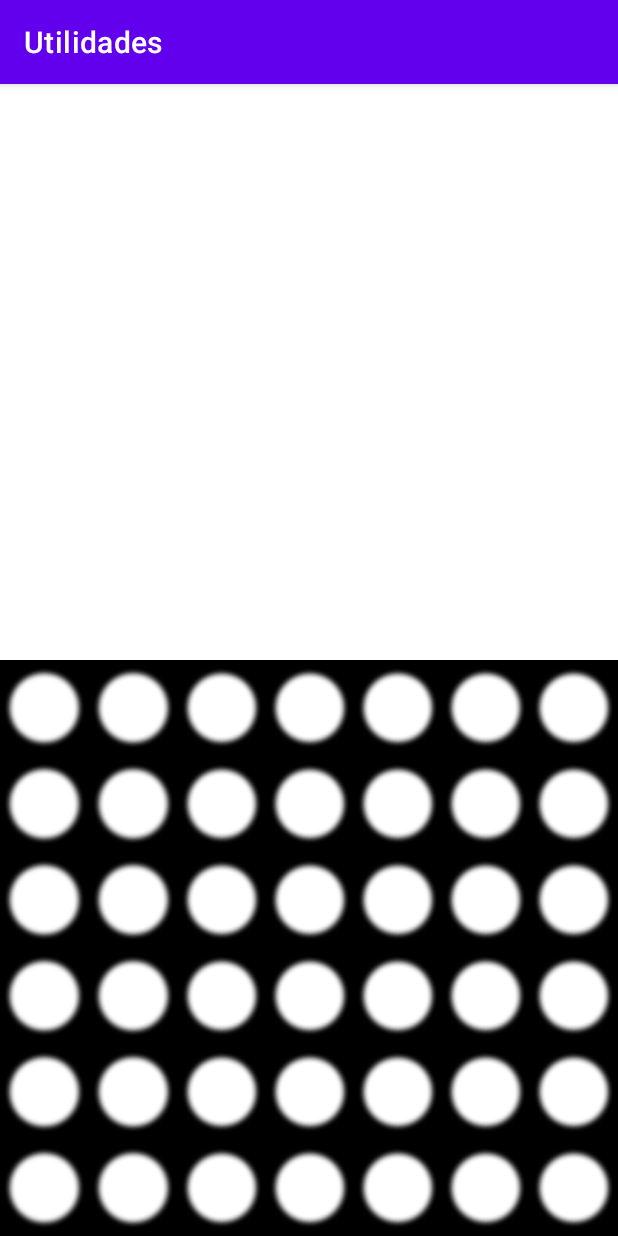
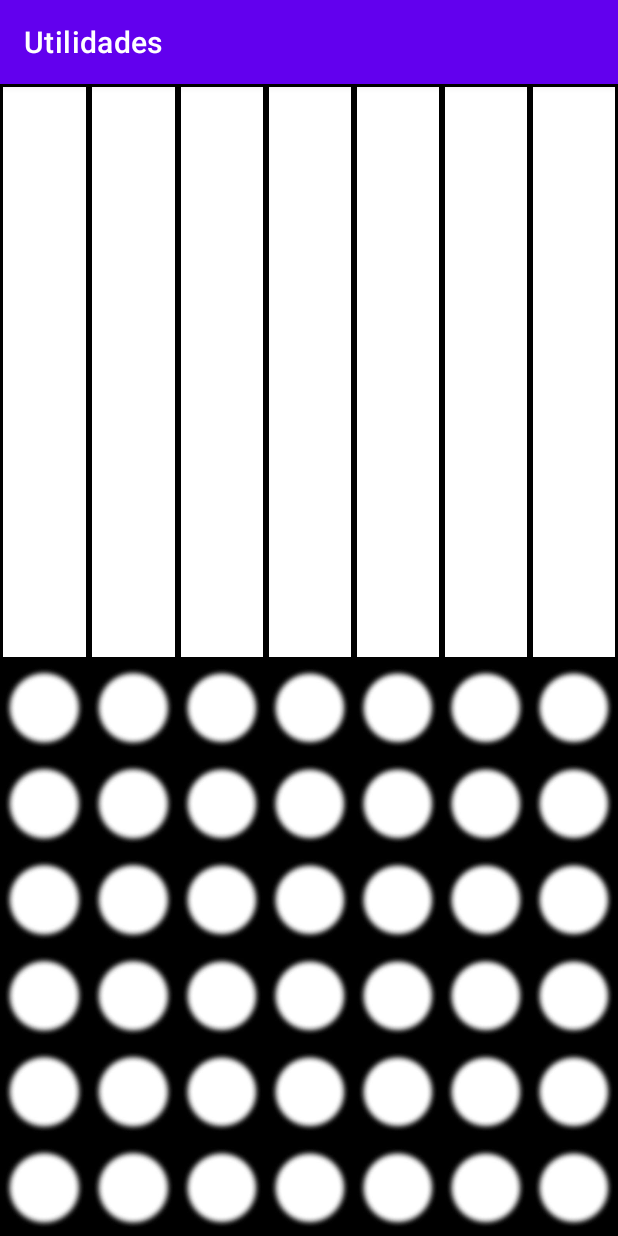
Before and after one commit to chemecador/utilidades, an Android app: the ConectaActivity screen opened directly, with no data from a screen before it, on a phone screen of 412 x 824 dp. Run offline under Robolectric (Android 15) with nearby library versions, the phone set to English and light mode, and no system bars; Roboto replaces fonts that are not available here.

Commit message:
Versión 1.1
Versión mejorada de Conecta 4, explicado y con columnas

```diff
--- a/app/src/main/java/com/example/utilidades/ConectaActivity.java
+++ b/app/src/main/java/com/example/utilidades/ConectaActivity.java
@@ -11,6 +11,7 @@ import java.util.ArrayList;
 
 public class ConectaActivity extends AppCompatActivity implements View.OnClickListener {
     private View c0, c1, c2, c3, c4, c5, c6;
+    private View noTocar;
     private Boolean tuTurno;
     private ArrayList<ImageView> fichas;
     private Integer[] cantidadFichas; //cantidad de fichas en cada columna
@@ -40,6 +41,7 @@ public class ConectaActivity extends AppCompatActivity implements View.OnClickLi
         c5 = findViewById(R.id.col5);
         c6 = findViewById(R.id.col6);
 
+        noTocar = findViewById(R.id.c4NoTocar);
 
         c0.setOnClickListener(this);
         c1.setOnClickListener(this);
@@ -48,6 +50,7 @@ public class ConectaActivity extends AppCompatActivity implements View.OnClickLi
         c4.setOnClickListener(this);
         c5.setOnClickListener(this);
         c6.setOnClickListener(this);
+        noTocar.setOnClickListener(this);
 
         this.partidaTerminada = false;
         this.tuTurno = true;
@@ -220,6 +223,11 @@ public class ConectaActivity extends AppCompatActivity implements View.OnClickLi
                         }
                     }
                     break;
+                default:
+                    Toast.makeText(getApplicationContext(),
+                            "Toca arriba en la columna que deseas colocar la ficha",
+                            Toast.LENGTH_SHORT).show();
+                    break;
             }
             if (x == 2) { //si la partida no ha finalizado antes de jugar la CPU
                 if ((x = comprobarFinal()) != 2) { //y ha finalizado después de jugar la CPU
--- /dev/null
+++ b/app/src/main/res/drawable/borde.xml
@@ -0,0 +1,10 @@
+<?xml version="1.0" encoding="utf-8"?>
+<shape xmlns:android="http://schemas.android.com/apk/res/android">
+    <stroke
+        android:width="3px"
+        android:color="#000"/>
+    <padding
+        android:left="10dp"
+        android:right="10dp"/>
+
+</shape>
--- a/app/src/main/res/layout/activity_conecta.xml
+++ b/app/src/main/res/layout/activity_conecta.xml
@@ -18,20 +18,23 @@
             android:layout_width="match_parent"
             android:layout_height="match_parent"
             android:layout_weight="1"
-            android:orientation="vertical"></LinearLayout>
+            android:background="@drawable/borde"
+            android:orientation="vertical" />
 
         <LinearLayout
             android:id="@+id/col1"
             android:layout_width="match_parent"
             android:layout_height="match_parent"
             android:layout_weight="1"
-            android:orientation="vertical"></LinearLayout>
+            android:background="@drawable/borde"
+            android:orientation="vertical"/>
 
         <LinearLayout
             android:id="@+id/col2"
             android:layout_width="match_parent"
             android:layout_height="match_parent"
             android:layout_weight="1"
+            android:background="@drawable/borde"
             android:orientation="vertical"></LinearLayout>
 
         <LinearLayout
@@ -39,6 +42,7 @@
             android:layout_width="match_parent"
             android:layout_height="match_parent"
             android:layout_weight="1"
+            android:background="@drawable/borde"
             android:orientation="vertical"></LinearLayout>
 
         <LinearLayout
@@ -46,6 +50,7 @@
             android:layout_width="match_parent"
             android:layout_height="match_parent"
             android:layout_weight="1"
+            android:background="@drawable/borde"
             android:orientation="vertical">
 
         </LinearLayout>
@@ -55,6 +60,7 @@
             android:layout_width="match_parent"
             android:layout_height="match_parent"
             android:layout_weight="1"
+            android:background="@drawable/borde"
             android:orientation="vertical"></LinearLayout>
 
         <LinearLayout
@@ -62,11 +68,13 @@
             android:layout_width="match_parent"
             android:layout_height="match_parent"
             android:layout_weight="1"
+            android:background="@drawable/borde"
             android:orientation="vertical"></LinearLayout>
 
     </LinearLayout>
 
     <LinearLayout
+        android:id="@+id/c4NoTocar"
         android:layout_width="match_parent"
         android:layout_height="match_parent"
         android:layout_weight="1"
```
Also changed, not shown: app/src/main/java/com/example/utilidades/ConectaAmigosActivity.java (+8 -0 lines), app/src/main/java/com/example/utilidades/db/Database.java (+0 -25 lines), app/src/main/res/layout/activity_conecta_amigos.xml (+8 -0 lines), app/src/main/res/drawable/blanco.jpg (renamed from app/src/main/res/drawable/blanco.png), 2 other files.
